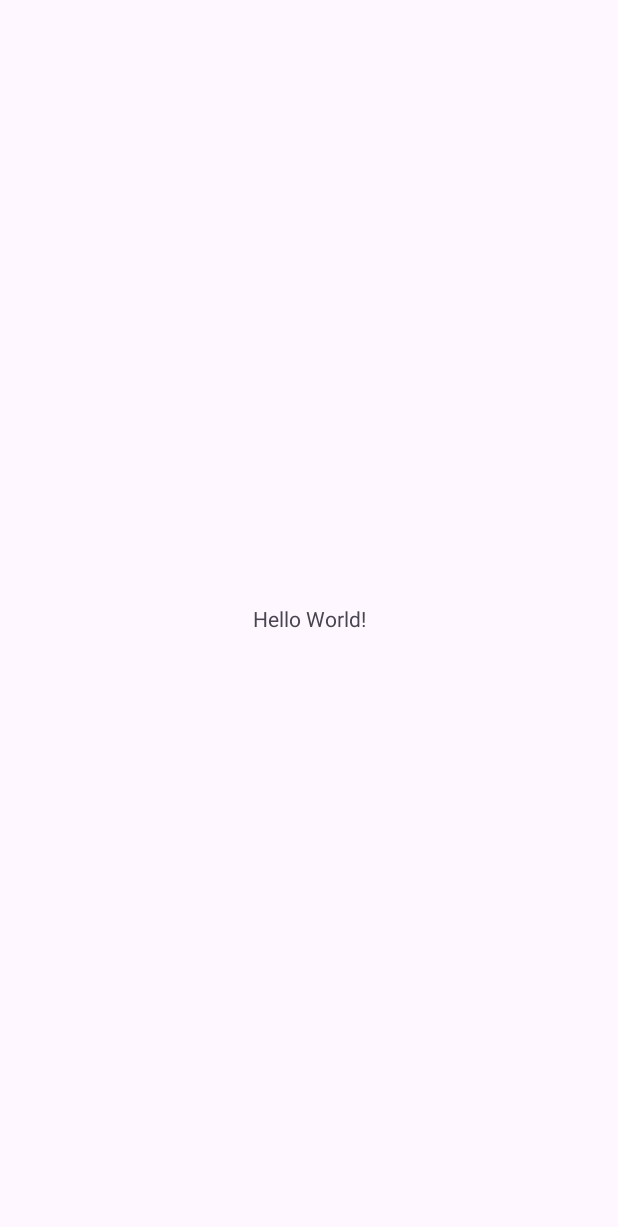
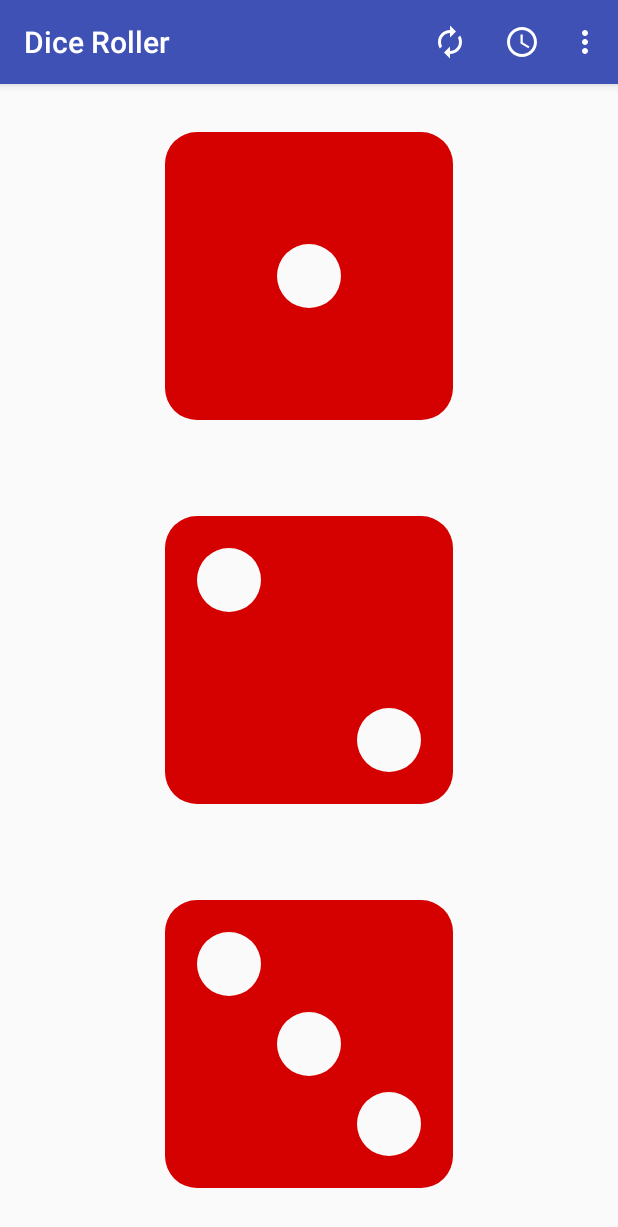
Before and after one commit to ryofujimura/AndroidStudioProject, an Android app: the screen it shows after launch (MainActivity), on a phone screen of 412 x 824 dp. Before the commit the part shown is almost empty. Shown: the top 1227 px of the screen. Run offline under Robolectric (Android 15) with nearby library versions, the phone set to English and light mode, and no system bars.

Commit message:
Dice 5.3

```diff
--- a/DiceRoller/app/src/main/AndroidManifest.xml
+++ b/DiceRoller/app/src/main/AndroidManifest.xml
@@ -12,6 +12,10 @@
         android:supportsRtl="true"
         android:theme="@style/Theme.DiceRoller"
         tools:targetApi="31">
+        <meta-data
+            android:name="com.google.android.actions"
+            android:resource="@xml/context_menu" />
+
         <activity
             android:name=".MainActivity"
             android:exported="true">
--- /dev/null
+++ b/DiceRoller/app/src/main/java/com/zybooks/diceroller/Dice.kt
@@ -0,0 +1,31 @@
+package com.zybooks.diceroller
+
+const val LARGEST_NUM = 6
+const val SMALLEST_NUM = 1
+
+class Dice(diceNumber: Int) {
+    var imageId = 0
+
+    var number = SMALLEST_NUM
+        set(value) {
+            if (value in SMALLEST_NUM..LARGEST_NUM) {
+                field = value
+                imageId = when (value) {
+                    1 -> R.drawable.dice_1
+                    2 -> R.drawable.dice_2
+                    3 -> R.drawable.dice_3
+                    4 -> R.drawable.dice_4
+                    5 -> R.drawable.dice_5
+                    else -> R.drawable.dice_6
+                }
+            }
+        }
+
+    init {
+        number = diceNumber
+    }
+
+    fun roll() {
+        number = (SMALLEST_NUM..LARGEST_NUM).random()
+    }
+}
--- a/DiceRoller/app/src/main/java/com/zybooks/diceroller/MainActivity.kt
+++ b/DiceRoller/app/src/main/java/com/zybooks/diceroller/MainActivity.kt
@@ -1,11 +1,135 @@
 package com.zybooks.diceroller
 
+import android.os.Bundle
+import android.os.CountDownTimer
+import android.view.Menu
+import android.view.MenuItem
+import android.view.View
+import android.widget.ImageView
 import androidx.appcompat.app.AppCompatActivity
-import android.os.Bundle
+import androidx.core.content.ContextCompat
 
-class MainActivity : AppCompatActivity() {
+const val MAX_DICE = 3
+
+class MainActivity : AppCompatActivity(),RollLengthDialogFragment.OnRollLengthSelectedListener {
+
+    private var numVisibleDice = MAX_DICE
+    private lateinit var diceList: MutableList<Dice>
+    private lateinit var diceImageViewList: MutableList<ImageView>
+    private lateinit var optionsMenu: Menu
+    private var timer: CountDownTimer? = null
+    private var timerLength = 2000L
+    private var selectedDie = 0
+
     override fun onCreate(savedInstanceState: Bundle?) {
         super.onCreate(savedInstanceState)
         setContentView(R.layout.activity_main)
+
+        // Create list of Dice
+        diceList = mutableListOf()
+        for (i in 0 until MAX_DICE) {
+            diceList.add(Dice(i + 1))
+        }
+
+        // Create list of ImageViews
+        diceImageViewList = mutableListOf(
+            findViewById(R.id.dice1), findViewById(R.id.dice2), findViewById(R.id.dice3))
+
+        showDice()
+        // Register context menus for all dice and tag each die
+        for (i in 0 until diceImageViewList.size) {
+            registerForContextMenu(diceImageViewList[i])
+            diceImageViewList[i].tag = i
+        }
+
+    }
+    override fun onCreateOptionsMenu(menu: Menu?): Boolean {
+        menuInflater.inflate(R.menu.appbar_menu, menu)
+        optionsMenu = menu!!
+        return super.onCreateOptionsMenu(menu)
+    }
+
+    private fun showDice() {
+
+        // Show visible dice
+        for (i in 0 until numVisibleDice) {
+            val diceDrawable = ContextCompat.getDrawable(this, diceList[i].imageId)
+            diceImageViewList[i].setImageDrawable(diceDrawable)
+            diceImageViewList[i].contentDescription = diceList[i].imageId.toString()
+        }
+    }
+
+    override fun onRollLengthClick(which: Int) {
+        // Convert to milliseconds
+        timerLength = 1000L * (which + 1)
+    }
+
+    override fun onOptionsItemSelected(item: MenuItem): Boolean {
+
+        // Determine which menu option was chosen
+        return when (item.itemId) {
+            R.id.action_one -> {
+                changeDiceVisibility(1)
+                showDice()
+                true
+            }
+            R.id.action_two -> {
+                changeDiceVisibility(2)
+                showDice()
+                true
+            }
+            R.id.action_three -> {
+                changeDiceVisibility(3)
+                showDice()
+                true
+            }
+            R.id.action_stop -> {
+                timer?.cancel()
+                item.isVisible = false
+                true
+            }
+            R.id.action_roll -> {
+                rollDice()
+                true
+            }
+            R.id.action_roll_length -> {
+                val dialog = RollLengthDialogFragment()
+                dialog.show(supportFragmentManager, "rollLengthDialog")
+                true
+            }
+            else -> super.onOptionsItemSelected(item)
+        }
+    }
+    private fun rollDice() {
+        optionsMenu.findItem(R.id.action_stop).isVisible = true
+        timer?.cancel()
+
+        // Start a timer that periodically changes each visible dice
+        timer = object : CountDownTimer(timerLength, 100) {
+            override fun onTick(millisUntilFinished: Long) {
+                for (i in 0 until numVisibleDice) {
+                    diceList[i].roll()
+                }
+                showDice()
+            }
+
+            override fun onFinish() {
+                optionsMenu.findItem(R.id.action_stop).isVisible = false
+            }
+        }.start()
+    }
+
+    private fun changeDiceVisibility(numVisible: Int) {
+        numVisibleDice = numVisible
+
+        // Make dice visible
+        for (i in 0 until numVisible) {
+            diceImageViewList[i].visibility = View.VISIBLE
+        }
+
+        // Hide remaining dice
+        for (i in numVisible until MAX_DICE) {
+            diceImageViewList[i].visibility = View.GONE
+        }
     }
 }
--- a/DiceRoller/app/src/main/res/layout/activity_main.xml
+++ b/DiceRoller/app/src/main/res/layout/activity_main.xml
@@ -1,18 +1,39 @@
 <?xml version="1.0" encoding="utf-8"?>
-<androidx.constraintlayout.widget.ConstraintLayout xmlns:android="http://schemas.android.com/apk/res/android"
+<LinearLayout
+    xmlns:android="http://schemas.android.com/apk/res/android"
     xmlns:app="http://schemas.android.com/apk/res-auto"
     xmlns:tools="http://schemas.android.com/tools"
+    android:orientation="vertical"
+    android:gravity="center"
     android:layout_width="match_parent"
     android:layout_height="match_parent"
-    tools:context=".MainActivity">
+    tools:context="com.zybooks.diceroller.MainActivity">
 
-    <TextView
-        android:layout_width="wrap_content"
-        android:layout_height="wrap_content"
-        android:text="Hello World!"
-        app:layout_constraintBottom_toBottomOf="parent"
-        app:layout_constraintEnd_toEndOf="parent"
-        app:layout_constraintStart_toStartOf="parent"
-        app:layout_constraintTop_toTopOf="parent" />
+    <ImageView
+        android:id="@+id/dice1"
+        android:layout_width="match_parent"
+        android:layout_height="0dp"
+        android:layout_weight="1"
+        android:contentDescription="@string/dice_one"
+        android:src="@drawable/dice_1"
+        app:tint="@color/red_900" />
 
-</androidx.constraintlayout.widget.ConstraintLayout>
+    <ImageView
+        android:id="@+id/dice2"
+        android:layout_width="match_parent"
+        android:layout_height="0dp"
+        android:layout_weight="1"
+        android:contentDescription="@string/dice_one"
+        android:src="@drawable/dice_1"
+        app:tint="@color/red_900" />
+
+    <ImageView
+        android:id="@+id/dice3"
+        android:layout_width="match_parent"
+        android:layout_height="0dp"
+        android:layout_weight="1"
+        android:contentDescription="@string/dice_one"
+        android:src="@drawable/dice_1"
+        app:tint="@color/red_900" />
+
+</LinearLayout>
--- /dev/null
+++ b/DiceRoller/app/src/main/res/menu/appbar_menu.xml
@@ -0,0 +1,32 @@
+<menu xmlns:android="http://schemas.android.com/apk/res/android"
+    xmlns:app="http://schemas.android.com/apk/res-auto">
+
+    <item android:id="@+id/action_stop"
+        android:title="@string/action_stop"
+        android:icon="@drawable/stop"
+        android:visible="false"
+        app:showAsAction="ifRoom"/>
+
+    <item android:id="@+id/action_roll"
+        android:title="@string/action_roll"
+        android:icon="@drawable/roll"
+        app:showAsAction="ifRoom"/>
+
+    <item android:id="@+id/action_one"
+        android:title="@string/action_one"
+        app:showAsAction="never"/>
+
+    <item android:id="@+id/action_two"
+        android:title="@string/action_two"
+        app:showAsAction="never"/>
+
+    <item android:id="@+id/action_three"
+        android:title="@string/action_three"
+        app:showAsAction="never"/>
+
+    <item android:id="@+id/action_roll_length"
+        android:title="@string/action_roll"
+        android:icon="@drawable/timer"
+        app:showAsAction="ifRoom"/>
+
+</menu>
--- a/DiceRoller/app/src/main/res/values-night/themes.xml
+++ /dev/null
@@ -1,7 +0,0 @@
-<resources xmlns:tools="http://schemas.android.com/tools">
-    <!-- Base application theme. -->
-    <style name="Base.Theme.DiceRoller" parent="Theme.Material3.DayNight.NoActionBar">
-        <!-- Customize your dark theme here. -->
-        <!-- <item name="colorPrimary">@color/my_dark_primary</item> -->
-    </style>
-</resources>
--- a/DiceRoller/app/src/main/res/values/colors.xml
+++ b/DiceRoller/app/src/main/res/values/colors.xml
@@ -1,5 +1,6 @@
 <?xml version="1.0" encoding="utf-8"?>
 <resources>
-    <color name="black">#FF000000</color>
-    <color name="white">#FFFFFFFF</color>
+    <color name="blue_500">#3F51B5</color>
+    <color name="blue_700">#303F9F</color>
+    <color name="red_900">#D50000</color>
 </resources>
--- a/DiceRoller/app/src/main/res/values/strings.xml
+++ b/DiceRoller/app/src/main/res/values/strings.xml
@@ -1,3 +1,22 @@
 <resources>
     <string name="app_name">Dice Roller</string>
+    <string name="action_roll">Roll</string>
+    <string name="action_one">One</string>
+    <string name="action_two">Two</string>
+    <string name="action_three">Three</string>
+    <string name="action_stop">Stop</string>
+    <string name="dice_one">1</string>
+    <!-- Dialog title -->
+    <string name="pick_roll_length">Roll length?</string>
+
+    <!-- Dialog list options -->
+    <string-array name="length_array">
+        <item>Short</item>
+        <item>Medium</item>
+        <item>Long</item>
+    </string-array>
+
+    <string name="add_one">Add one</string>
+    <string name="subtract_one">Subtract one</string>
+    <string name="roll">Roll</string>
 </resources>
--- a/DiceRoller/app/src/main/res/values/themes.xml
+++ b/DiceRoller/app/src/main/res/values/themes.xml
@@ -1,9 +1,6 @@
-<resources xmlns:tools="http://schemas.android.com/tools">
-    <!-- Base application theme. -->
-    <style name="Base.Theme.DiceRoller" parent="Theme.Material3.DayNight.NoActionBar">
-        <!-- Customize your light theme here. -->
-        <!-- <item name="colorPrimary">@color/my_light_primary</item> -->
+<resources>
+    <style name="Theme.DiceRoller" parent="Theme.AppCompat.Light.DarkActionBar">
+        <item name="colorPrimary">@color/blue_500</item>
+        <item name="colorPrimaryDark">@color/blue_700</item>
     </style>
-
-    <style name="Theme.DiceRoller" parent="Base.Theme.DiceRoller" />
 </resources>
--- a/DiceRoller/settings.gradle
+++ b/DiceRoller/settings.gradle
@@ -12,5 +12,5 @@ dependencyResolutionManagement {
         mavenCentral()
     }
 }
-rootProject.name = "Dice Roller"
+rootProject.name = "DiceRoller"
 include ':app'
```
Also changed, not shown: DiceRoller/app/src/main/java/com/zybooks/diceroller/RollLengthDialogFragment.kt (added, +31 -0 lines), DiceRoller/app/src/main/res/menu/context_menu.xml (added, +12 -0 lines), DiceRoller/gradle/wrapper/gradle-wrapper.properties, 2 other files.
